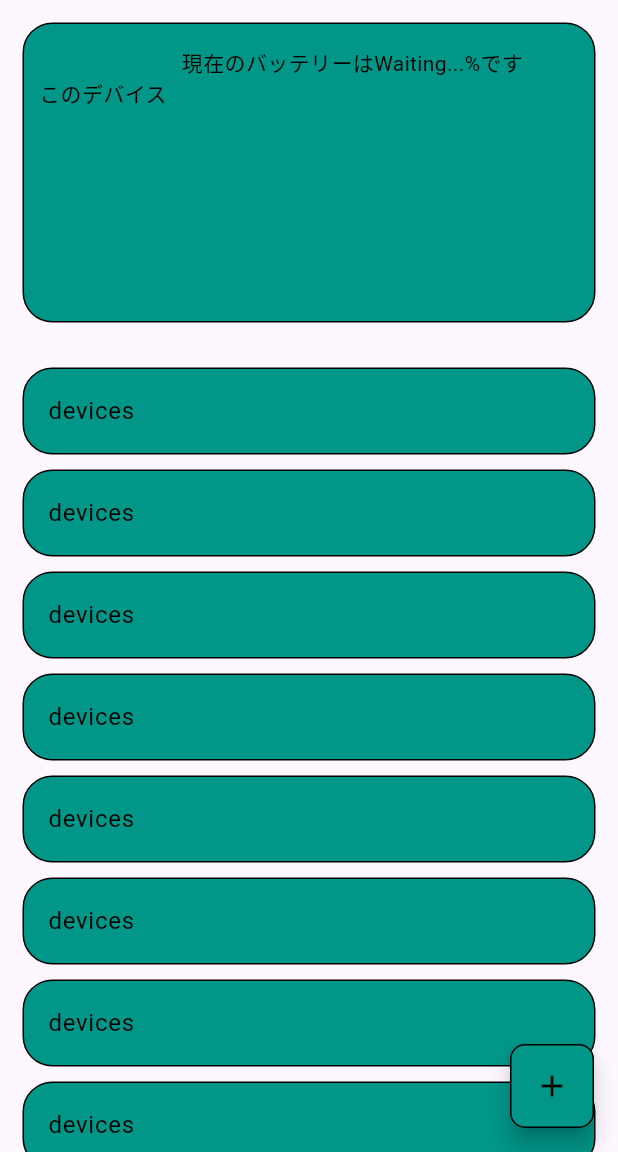
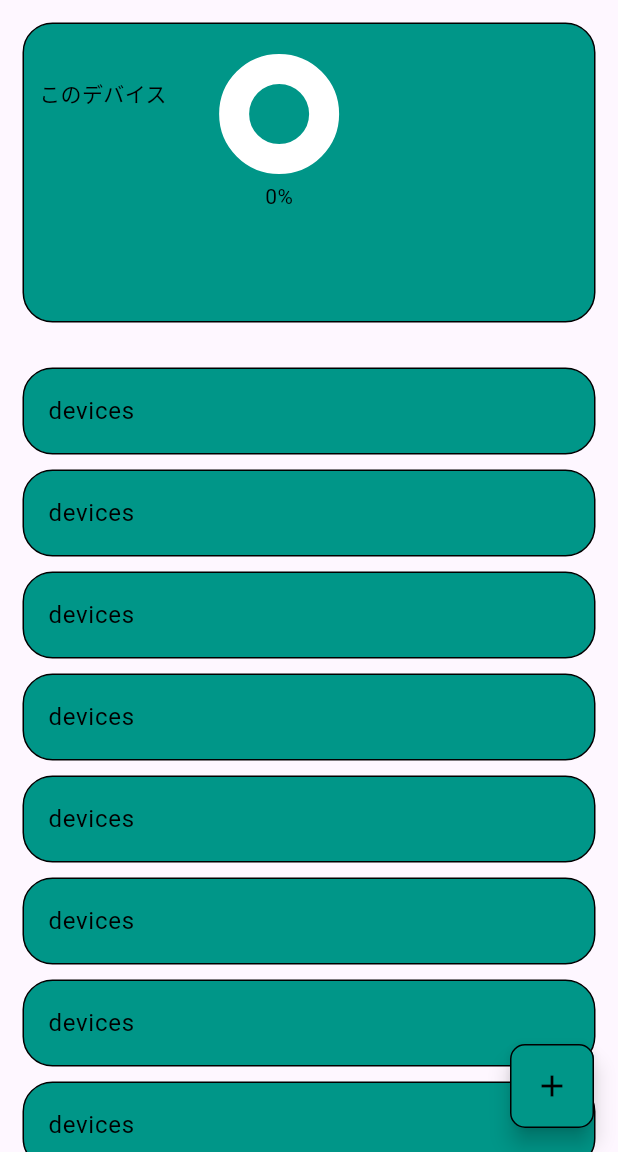
Before and after one commit to tomgly/BatterySync, a Flutter app: the ListPage screen opened directly, on a phone screen of 412 x 824 dp, the part 84-1236 px from its top. Run offline on Flutter 3.47's test engine with Material 3 defaults, Android fonts, the phone set to English and light mode, and no system bars; drawn by our look-alikes of fl_chart; our stand-ins replace device_info_plus, package_info_plus, settings_ui, shared_preferences; missing offline and left inert: flutter_overboard; accounts and stored records are empty.

Commit message:
円グラフの追加

```diff
--- a/lib/deviceList.dart
+++ b/lib/deviceList.dart
@@ -17,7 +17,7 @@ class _ListPageState extends State<ListPage> {
   // アップデート間隔(秒)
   int updateSeconds= 10;
   // バッテリーの残量
-  String batteryLevel = 'Waiting...';
+  int batteryLevel = 0;
   // テーマカラー
   final Color themeColor = Colors.teal;
   // このデバイス情報
@@ -50,12 +50,12 @@ class _ListPageState extends State<ListPage> {
       devName = res["device"];
       level = res["level"];
     } on PlatformException catch (e) {
-      batteryLevel = "Failed to get battery level: '${e.message}'.";
+      batteryLevel = -1;
     }
 
     // 画面を再描画する
     setState(() {
-      batteryLevel = level.toString();
+      batteryLevel = level;
     });
   }
 
@@ -101,16 +101,15 @@ class _ListPageState extends State<ListPage> {
                   Text(thisDevice[1], style: const TextStyle(color: Colors.black)),
                   const Text('このデバイス', style: TextStyle(color: Colors.black))
                 ]),
-                const SizedBox(width: 10),
+                const SizedBox(width: 30),
                 Column(children: [
-                  /*
-                  SizedBox(
-                    width: 50,
+                  Container(
+                    width:50,
                     height: 50,
-                    child: pieChart(),
+                    margin: const EdgeInsets.all(20),
+                    child: pieChart(batteryLevel.toDouble(), 20),
                   ),
-                   */
-                  Text('現在のバッテリーは$batteryLevel%です', style: const TextStyle(color: Colors.black)),
+                  Text('$batteryLevel%', style: const TextStyle(color: Colors.black)),
                 ])
               ]),
             ),
@@ -152,41 +151,34 @@ class _ListPageState extends State<ListPage> {
     );
   }
 
-  Widget pieChart() {
-    List<Sector> sectors = [
-      Sector(color: Colors.green, value: double.parse(batteryLevel), title: ''),
-      Sector(color: Colors.white, value: 100 - double.parse(batteryLevel), title: ''),
-    ];
+  Color color(int level) {
+    if (level > 20) {
+      return Colors.green;
+    } else {
+      return Colors.red;
+    }
+  }
 
-    List<PieChartSectionData> chartSections(List<Sector> sectors) {
-      final List<PieChartSectionData> list = [];
-      for (var sector in sectors) {
-        const double radius = 50.0;
-        final data = PieChartSectionData(
-          color: sector.color,
-          value: sector.value,
-          title: sector.title,
-          radius: radius,
-        );
-        list.add(data);
-      }
-      return list;
-    }
-
-    return PieChart(
+  PieChart pieChart(double level, double radius) =>
+    PieChart(
       PieChartData(
-        sections: chartSections(sectors),
         startDegreeOffset: 270,
-        centerSpaceRadius: 70.0,
+        sectionsSpace: 0,
+        centerSpaceRadius: radius % 40,
+        sections: [
+          PieChartSectionData(
+              color: color(level.toInt()),
+              value: level,
+              title: '',
+              radius: radius
+          ),
+          PieChartSectionData(
+              color: Colors.white,
+              value: 100 - level,
+              title: '',
+              radius: radius
+          ),
+        ],
       ),
     );
-  }
 }
-
-class Sector {
-  final Color color;
-  final double value;
-  final String title;
-
-  Sector({required this.color, required this.value, required this.title});
-}
```
